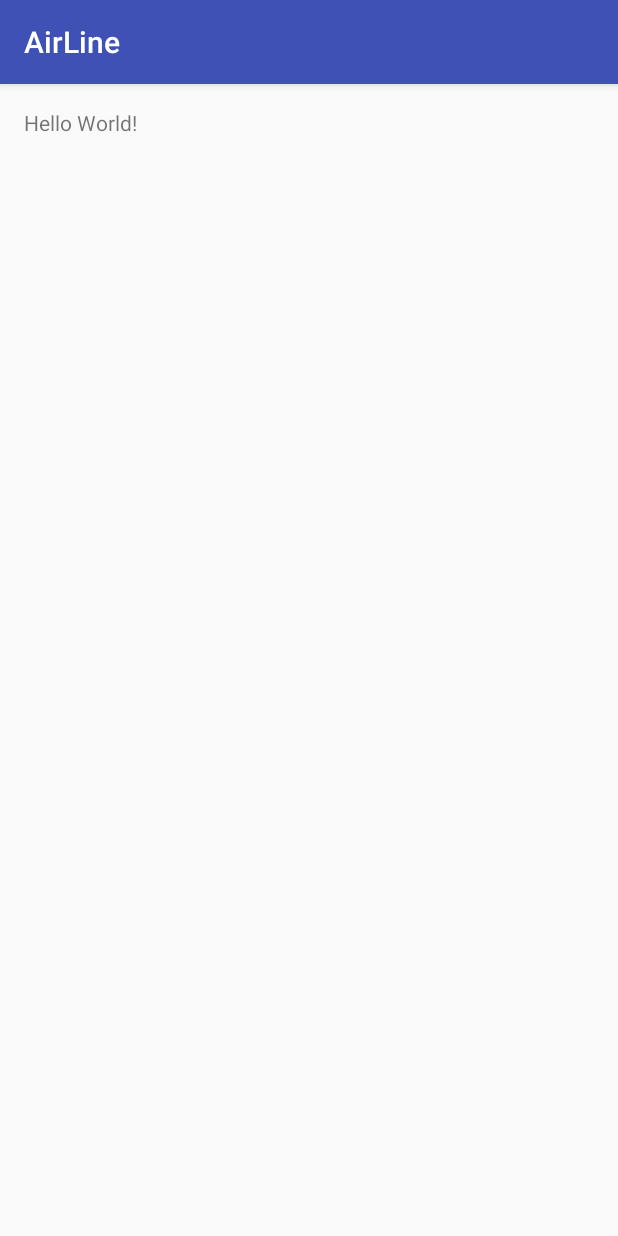
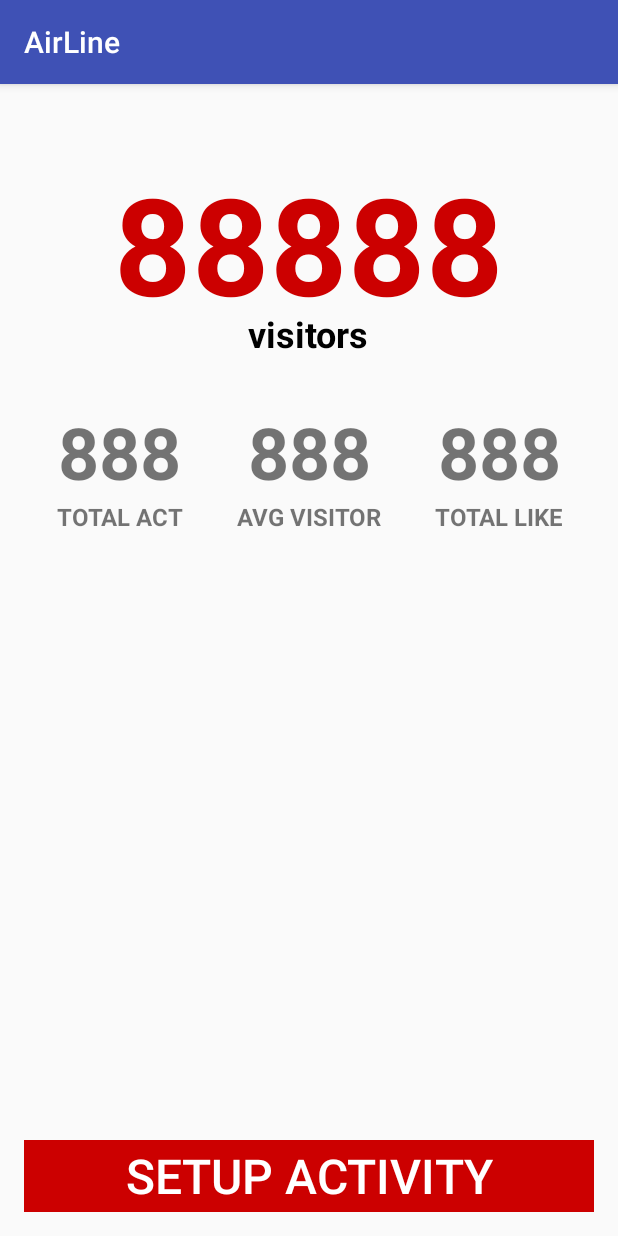
Before and after one commit to JunichiYukawa/airline, an Android app: the screen it shows after launch (MainActivity), on a phone screen of 412 x 824 dp. Run offline under Robolectric (Android 15) with nearby library versions, the phone set to English and light mode, and no system bars; libraries missing offline, so code that uses them is left out: com.twitter.sdk, io.fabric.sdk; 4 statements that could not run were skipped.

Commit message:
#4 ちょっとレイアウト修正

```diff
--- a/app/src/main/res/layout/activity_main.xml
+++ b/app/src/main/res/layout/activity_main.xml
@@ -9,8 +9,133 @@
     android:paddingTop="@dimen/activity_vertical_margin"
     tools:context=".activity.MainActivity">
 
-    <TextView
-        android:layout_width="wrap_content"
+    <LinearLayout
+        android:orientation="vertical"
+        android:layout_width="match_parent"
         android:layout_height="wrap_content"
-        android:text="Hello World!" />
+        android:layout_alignParentTop="true"
+        android:layout_centerHorizontal="true">
+
+        <RelativeLayout
+            android:layout_width="wrap_content"
+            android:layout_height="wrap_content"
+            android:layout_gravity="center_horizontal">
+            <LinearLayout
+                android:layout_width="wrap_content"
+                android:layout_height="wrap_content"
+                android:layout_marginTop="30dp"
+                android:orientation="vertical">
+                <TextView
+                    android:layout_width="wrap_content"
+                    android:layout_height="wrap_content"
+                    android:layout_gravity="center_horizontal"
+                    android:textSize="90sp"
+                    android:textColor="@android:color/holo_red_dark"
+                    android:fontFamily="sans-serif"
+                    android:textStyle="bold"
+                    android:text="88888"/>
+                <TextView
+                    android:layout_width="wrap_content"
+                    android:layout_height="wrap_content"
+                    android:layout_gravity="center_horizontal"
+                    android:layout_marginTop="-16dp"
+                    android:textSize="24sp"
+                    android:textColor="@android:color/background_dark"
+                    android:fontFamily="sans-serif"
+                    android:textStyle="bold"
+                    android:text="visitors"/>
+            </LinearLayout>
+        </RelativeLayout>
+
+        <LinearLayout
+            android:layout_width="match_parent"
+            android:layout_height="wrap_content"
+            android:orientation="horizontal"
+            android:layout_marginTop="30dp">
+            <LinearLayout
+                android:layout_width="match_parent"
+                android:layout_height="wrap_content"
+                android:orientation="vertical"
+                android:layout_weight="1">
+                <TextView
+                    android:layout_width="match_parent"
+                    android:layout_height="wrap_content"
+                    android:gravity="center_horizontal"
+                    android:textSize="48sp"
+                    android:fontFamily="sans-serif"
+                    android:textStyle="bold"
+                    android:text="888"/>
+                <TextView
+                    android:layout_width="match_parent"
+                    android:layout_height="wrap_content"
+                    android:gravity="center_horizontal"
+                    android:textSize="16sp"
+                    android:fontFamily="sans-serif"
+                    android:textStyle="bold"
+                    android:text="TOTAL ACT"/>
+            </LinearLayout>
+            <LinearLayout
+                android:layout_width="match_parent"
+                android:layout_height="wrap_content"
+                android:orientation="vertical"
+                android:layout_weight="1">
+                <TextView
+                    android:layout_width="match_parent"
+                    android:layout_height="wrap_content"
+                    android:gravity="center_horizontal"
+                    android:textSize="48sp"
+                    android:fontFamily="sans-serif"
+                    android:textStyle="bold"
+                    android:text="888"/>
+                <TextView
+                    android:layout_width="match_parent"
+                    android:layout_height="wrap_content"
+                    android:gravity="center_horizontal"
+                    android:textSize="16sp"
+                    android:fontFamily="sans-serif"
+                    android:textStyle="bold"
+                    android:text="AVG VISITOR"/>
+            </LinearLayout>
+            <LinearLayout
+                android:layout_width="match_parent"
+                android:layout_height="wrap_content"
+                android:orientation="vertical"
+                android:layout_weight="1">
+                <TextView
+                    android:layout_width="match_parent"
+                    android:layout_height="wrap_content"
+                    android:gravity="center_horizontal"
+                    android:textSize="48sp"
+                    android:fontFamily="sans-serif"
+                    android:textStyle="bold"
+                    android:text="888"/>
+                <TextView
+                    android:layout_width="match_parent"
+                    android:layout_height="wrap_content"
+                    android:gravity="center_horizontal"
+                    android:textSize="16sp"
+                    android:fontFamily="sans-serif"
+                    android:textStyle="bold"
+                    android:text="TOTAL LIKE"/>
+            </LinearLayout>
+        </LinearLayout>
+    </LinearLayout>
+    <LinearLayout
+        android:orientation="vertical"
+        android:layout_width="match_parent"
+        android:layout_height="wrap_content"
+        android:layout_alignParentBottom="true"
+        android:layout_centerHorizontal="true"
+        android:layout_alignParentEnd="true">
+
+        <android.support.v7.widget.AppCompatButton
+            android:layout_width="match_parent"
+            android:layout_height="wrap_content"
+            android:layout_gravity="center"
+            android:textSize="32sp"
+            android:background="@android:color/holo_red_dark"
+            android:textColor="@android:color/white"
+            android:text="Setup Activity" />
+
+    </LinearLayout>
 </RelativeLayout>
```
